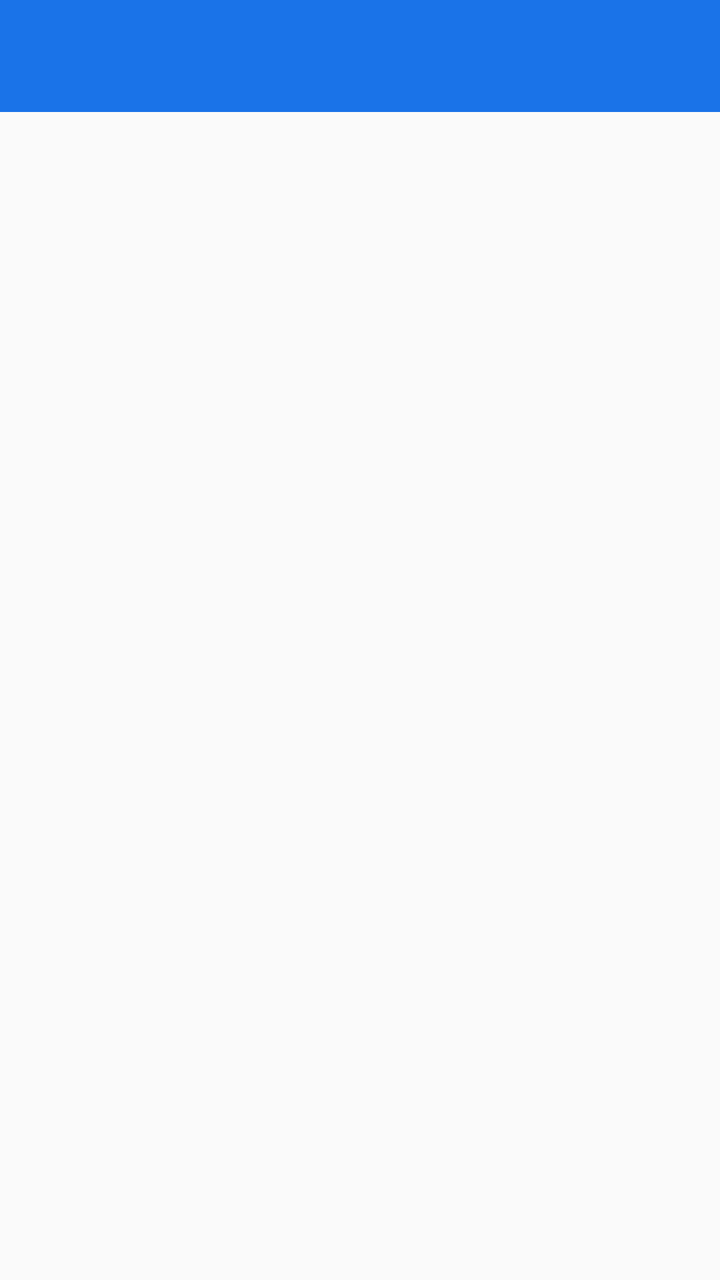
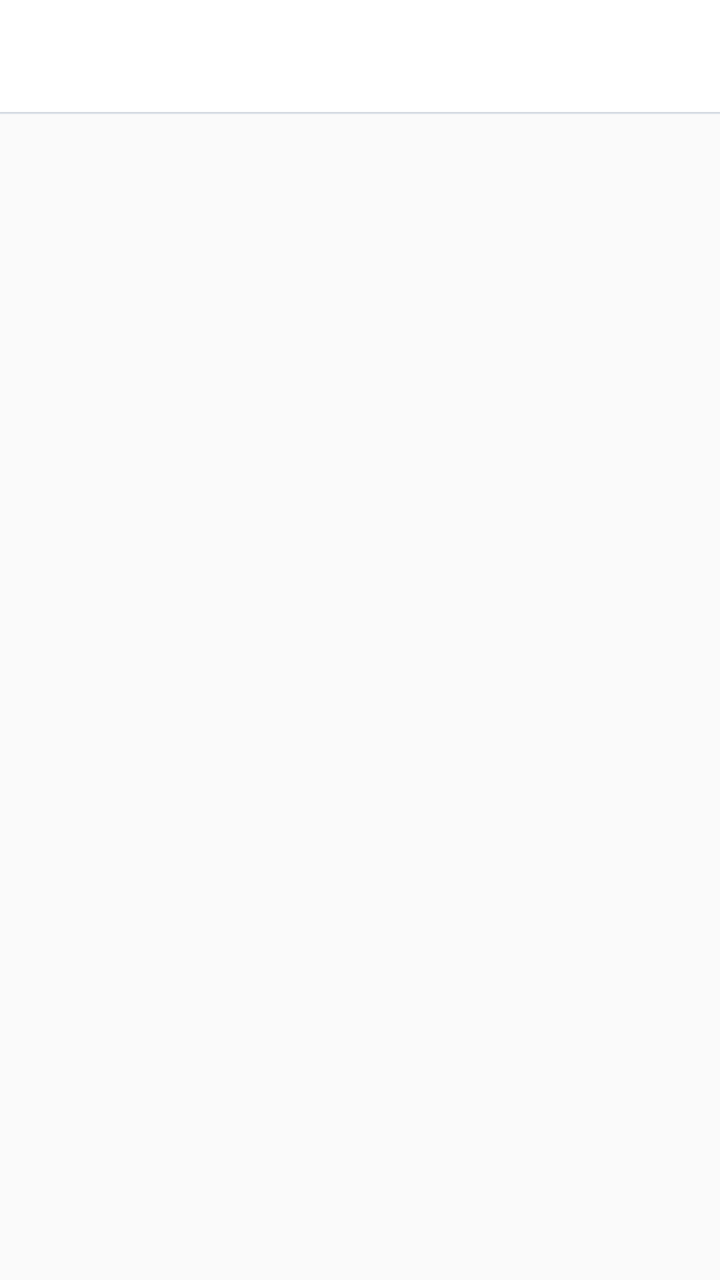

An Android layout rendered at two revisions. The XML below is the earlier revision; the diff shows what the commit changed to produce the second picture.
<!-- AndroidManifest.xml: application theme AppTheme -->
<!-- res/layout/activity_skeleton.xml -->
<?xml version="1.0" encoding="utf-8"?>
<LinearLayout xmlns:android="http://schemas.android.com/apk/res/android"
    xmlns:app="http://schemas.android.com/apk/res-auto"
    android:layout_width="match_parent"
    android:layout_height="match_parent"
    android:orientation="vertical">

    <androidx.appcompat.widget.Toolbar
        android:id="@+id/tb_toolbar"
        android:layout_width="match_parent"
        android:layout_height="?attr/actionBarSize"
        android:background="?attr/colorPrimary"
        android:theme="@style/AppTheme.AppBarOverlay"
        app:popupTheme="@style/AppTheme.PopupOverlay" />

    <FrameLayout
        android:id="@+id/fl_content_container"
        android:layout_width="match_parent"
        android:layout_height="match_parent"/>

</LinearLayout>
<!-- resources referenced by this layout -->
<resources>
  <style name="AppTheme.AppBarOverlay" parent="ActionBarStyle" />
  <style name="AppTheme.PopupOverlay" parent="ThemeOverlay.AppCompat.Light" />
  <style name="AppTheme" parent="Theme.AppCompat.DayNight.DarkActionBar">
  
          <item name="colorPrimary">@color/colorPrimary</item>
          <item name="colorPrimaryDark">@color/colorPrimaryDark</item>
          <item name="colorAccent">@color/colorAccent</item>
          <item name="actionBarStyle">@style/ActionBarStyle</item>
  
          <item name="windowActionBar">false</item>
          <item name="windowNoTitle">true</item>
      </style>
  <style name="ActionBarStyle" parent="ThemeOverlay.AppCompat.Dark.ActionBar">
          <item name="titleTextStyle">@style/ActionBar.TitleTextStyle</item>
          <item name="subtitleTextStyle">@style/ActionBar.SubTitleTextStyle</item>
          <item name="elevation">2dp</item>
      </style>
  <color name="colorPrimary">#1A73E8</color>
  <color name="colorPrimaryDark">#1557B0</color>
  <color name="colorAccent">#0B57D0</color>
  <style name="ActionBar.TitleTextStyle" parent="TextAppearance.AppCompat.Widget.ActionBar.Title">
          <item name="android:textColor">#ffffff</item>
          <item name="android:textSize">19sp</item>
          <item name="android:fontFamily">sans-serif-medium</item>
      </style>
  <style name="ActionBar.SubTitleTextStyle" parent="TextAppearance.AppCompat.Widget.ActionBar.Subtitle">
          <item name="android:textColor">#D0E1FD</item>
          <item name="android:textSize">13sp</item>
          <item name="android:fontFamily">sans-serif</item>
      </style>
</resources>

<!-- the commit's change to res/layout/activity_skeleton.xml (unified diff, before → after) -->
@@ -9,9 +9,16 @@
         android:id="@+id/tb_toolbar"
         android:layout_width="match_parent"
         android:layout_height="?attr/actionBarSize"
-        android:background="?attr/colorPrimary"
-        android:theme="@style/AppTheme.AppBarOverlay"
+        android:background="@color/surface_card"
+        android:elevation="1dp"
+        app:titleTextColor="@color/text_dark"
+        app:subtitleTextColor="@color/text_light"
         app:popupTheme="@style/AppTheme.PopupOverlay" />
+
+    <View
+        android:layout_width="match_parent"
+        android:layout_height="1dp"
+        android:background="@color/divider_color" />
 
     <FrameLayout
         android:id="@+id/fl_content_container"
<!-- resource entries referenced after the edit -->
@@ -1,6 +1,9 @@
 <!-- resources referenced by this layout -->
 <resources>
-  <style name="AppTheme.AppBarOverlay" parent="ActionBarStyle" />
+  <color name="divider_color">#E2E8F0</color>
+  <color name="surface_card">#FFFFFF</color>
+  <color name="text_dark">#0F172A</color>
+  <color name="text_light">#64748B</color>
   <style name="AppTheme.PopupOverlay" parent="ThemeOverlay.AppCompat.Light" />
   <style name="AppTheme" parent="Theme.AppCompat.DayNight.DarkActionBar">
   
@@ -17,17 +20,17 @@
           <item name="subtitleTextStyle">@style/ActionBar.SubTitleTextStyle</item>
           <item name="elevation">2dp</item>
       </style>
-  <color name="colorPrimary">#1A73E8</color>
-  <color name="colorPrimaryDark">#1557B0</color>
-  <color name="colorAccent">#0B57D0</color>
+  <color name="colorPrimary">#0C1427</color>
+  <color name="colorPrimaryDark">#060A14</color>
+  <color name="colorAccent">#1A73E8</color>
   <style name="ActionBar.TitleTextStyle" parent="TextAppearance.AppCompat.Widget.ActionBar.Title">
-          <item name="android:textColor">#ffffff</item>
-          <item name="android:textSize">19sp</item>
-          <item name="android:fontFamily">sans-serif-medium</item>
+          <item name="android:textColor">@color/text_dark</item>
+          <item name="android:textSize">17sp</item>
+          <item name="android:fontFamily">sans-serif-bold</item>
       </style>
   <style name="ActionBar.SubTitleTextStyle" parent="TextAppearance.AppCompat.Widget.ActionBar.Subtitle">
-          <item name="android:textColor">#D0E1FD</item>
-          <item name="android:textSize">13sp</item>
+          <item name="android:textColor">@color/text_light</item>
+          <item name="android:textSize">12sp</item>
           <item name="android:fontFamily">sans-serif</item>
       </style>
 </resources>
